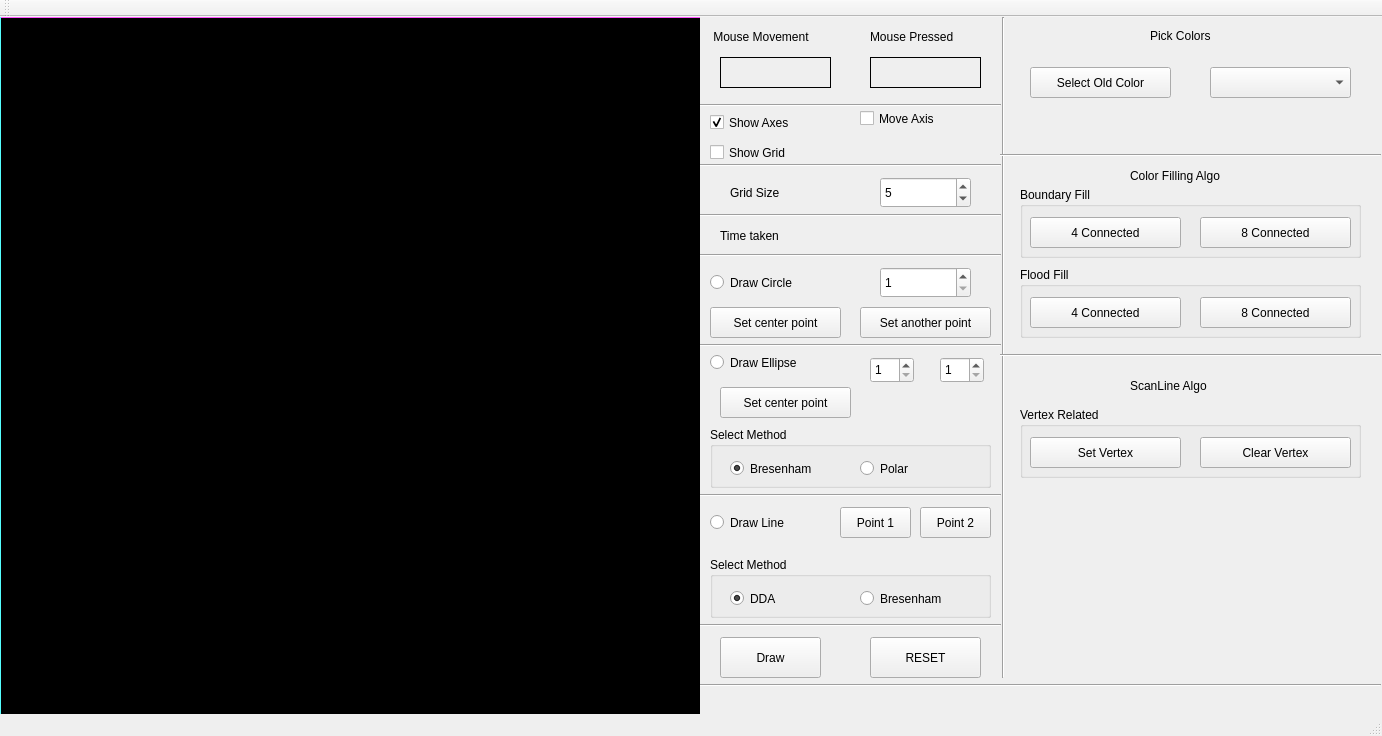
Before: the Qt Designer form Graphics/BCSEIII/mainwindow.ui in tanmoysrt/BCSE3-Assignment, drawn with Qt 5.
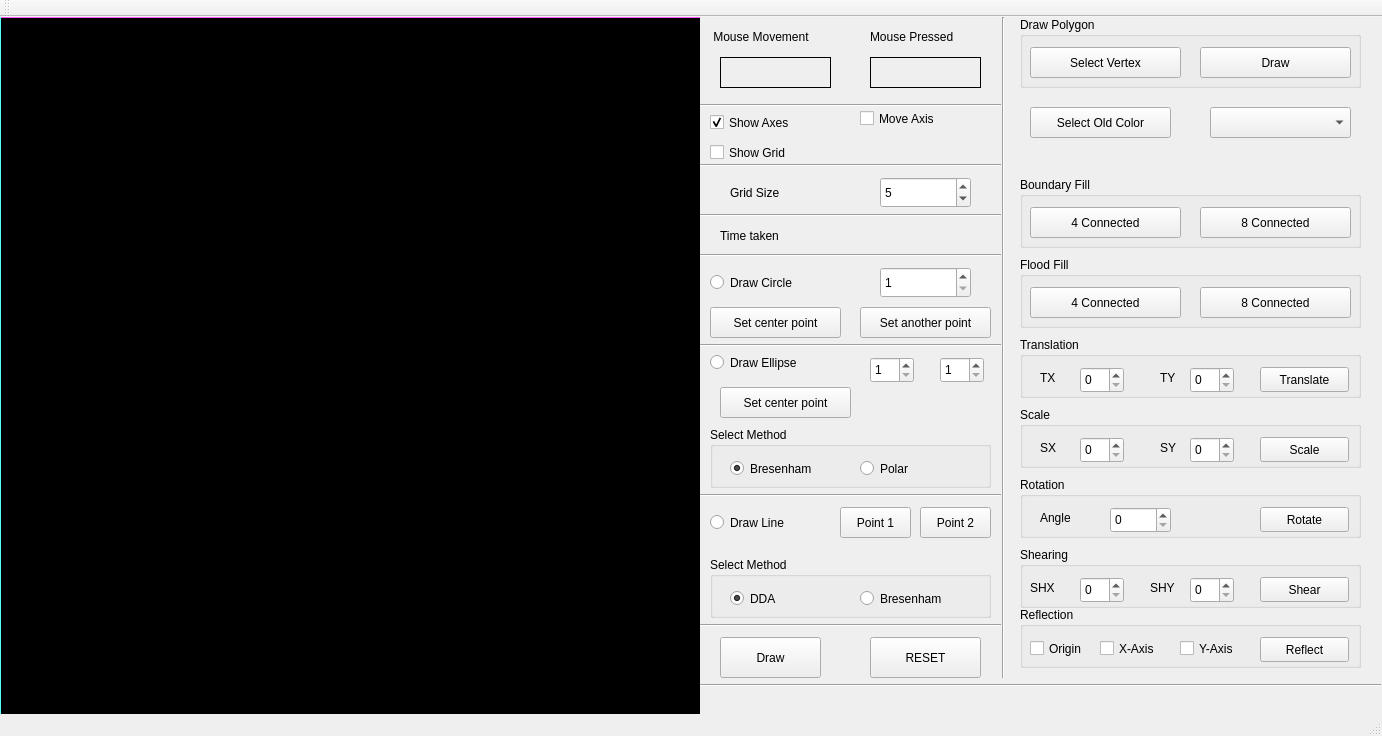
After: the same form once the commit is applied. Custom widgets are drawn as their Qt base class.

Patch:
```diff
--- a/Graphics/BCSEIII/mainwindow.ui
+++ b/Graphics/BCSEIII/mainwindow.ui
@@ -618,24 +618,11 @@
      <enum>Qt::Vertical</enum>
     </property>
    </widget>
-   <widget class="QLabel" name="label_4">
-    <property name="geometry">
-     <rect>
-      <x>1130</x>
-      <y>150</y>
-      <width>141</width>
-      <height>17</height>
-     </rect>
-    </property>
-    <property name="text">
-     <string>Color Filling Algo</string>
-    </property>
-   </widget>
    <widget class="QGroupBox" name="groupBox_3">
     <property name="geometry">
      <rect>
       <x>1020</x>
-      <y>170</y>
+      <y>160</y>
       <width>341</width>
       <height>71</height>
      </rect>
@@ -674,7 +661,7 @@
     <property name="geometry">
      <rect>
       <x>1020</x>
-      <y>250</y>
+      <y>240</y>
       <width>341</width>
       <height>71</height>
      </rect>
@@ -709,43 +696,17 @@
      </property>
     </widget>
    </widget>
-   <widget class="Line" name="line_10">
-    <property name="geometry">
-     <rect>
-      <x>1000</x>
-      <y>330</y>
-      <width>381</width>
-      <height>16</height>
-     </rect>
-    </property>
-    <property name="orientation">
-     <enum>Qt::Horizontal</enum>
-    </property>
-   </widget>
-   <widget class="QLabel" name="label_6">
-    <property name="geometry">
-     <rect>
-      <x>1130</x>
-      <y>360</y>
-      <width>111</width>
-      <height>17</height>
-     </rect>
-    </property>
-    <property name="text">
-     <string>ScanLine Algo</string>
-    </property>
-   </widget>
    <widget class="QGroupBox" name="groupBox_5">
     <property name="geometry">
      <rect>
       <x>1020</x>
-      <y>390</y>
+      <y>0</y>
       <width>341</width>
       <height>71</height>
      </rect>
     </property>
     <property name="title">
-     <string>Vertex Related</string>
+     <string>Draw Polygon</string>
     </property>
     <widget class="QPushButton" name="set_vertex_scanline">
      <property name="geometry">
@@ -757,7 +718,7 @@
       </rect>
      </property>
      <property name="text">
-      <string>Set Vertex</string>
+      <string>Select Vertex</string>
      </property>
     </widget>
     <widget class="QPushButton" name="clear_vertex_scanline">
@@ -770,41 +731,15 @@
       </rect>
      </property>
      <property name="text">
-      <string>Clear Vertex</string>
+      <string>Draw</string>
      </property>
     </widget>
    </widget>
-   <widget class="Line" name="line_11">
-    <property name="geometry">
-     <rect>
-      <x>1000</x>
-      <y>130</y>
-      <width>381</width>
-      <height>16</height>
-     </rect>
-    </property>
-    <property name="orientation">
-     <enum>Qt::Horizontal</enum>
-    </property>
-   </widget>
-   <widget class="QLabel" name="label_7">
-    <property name="geometry">
-     <rect>
-      <x>1150</x>
-      <y>10</y>
-      <width>81</width>
-      <height>17</height>
-     </rect>
-    </property>
-    <property name="text">
-     <string>Pick Colors</string>
-    </property>
-   </widget>
    <widget class="QPushButton" name="select_old_color">
     <property name="geometry">
      <rect>
       <x>1030</x>
-      <y>50</y>
+      <y>90</y>
       <width>141</width>
       <height>31</height>
      </rect>
@@ -817,7 +752,7 @@
     <property name="geometry">
      <rect>
       <x>1030</x>
-      <y>90</y>
+      <y>130</y>
       <width>141</width>
       <height>31</height>
      </rect>
@@ -830,7 +765,7 @@
     <property name="geometry">
      <rect>
       <x>1210</x>
-      <y>90</y>
+      <y>130</y>
       <width>141</width>
       <height>31</height>
      </rect>
@@ -843,12 +778,360 @@
     <property name="geometry">
      <rect>
       <x>1210</x>
-      <y>50</y>
+      <y>90</y>
       <width>141</width>
       <height>31</height>
      </rect>
     </property>
    </widget>
+   <widget class="QGroupBox" name="groupBox_6">
+    <property name="geometry">
+     <rect>
+      <x>1020</x>
+      <y>320</y>
+      <width>341</width>
+      <height>61</height>
+     </rect>
+    </property>
+    <property name="title">
+     <string>Translation</string>
+    </property>
+    <widget class="QSpinBox" name="translation_x">
+     <property name="geometry">
+      <rect>
+       <x>60</x>
+       <y>30</y>
+       <width>44</width>
+       <height>26</height>
+      </rect>
+     </property>
+    </widget>
+    <widget class="QSpinBox" name="translation_y">
+     <property name="geometry">
+      <rect>
+       <x>170</x>
+       <y>30</y>
+       <width>44</width>
+       <height>26</height>
+      </rect>
+     </property>
+    </widget>
+    <widget class="QPushButton" name="translate_btn">
+     <property name="geometry">
+      <rect>
+       <x>240</x>
+       <y>30</y>
+       <width>89</width>
+       <height>25</height>
+      </rect>
+     </property>
+     <property name="text">
+      <string>Translate</string>
+     </property>
+    </widget>
+    <widget class="QLabel" name="label_4">
+     <property name="geometry">
+      <rect>
+       <x>20</x>
+       <y>30</y>
+       <width>21</width>
+       <height>21</height>
+      </rect>
+     </property>
+     <property name="text">
+      <string>TX</string>
+     </property>
+    </widget>
+    <widget class="QLabel" name="label_6">
+     <property name="geometry">
+      <rect>
+       <x>140</x>
+       <y>30</y>
+       <width>21</width>
+       <height>21</height>
+      </rect>
+     </property>
+     <property name="minimumSize">
+      <size>
+       <width>0</width>
+       <height>15</height>
+      </size>
+     </property>
+     <property name="text">
+      <string>TY</string>
+     </property>
+    </widget>
+   </widget>
+   <widget class="QGroupBox" name="groupBox_7">
+    <property name="geometry">
+     <rect>
+      <x>1020</x>
+      <y>390</y>
+      <width>341</width>
+      <height>61</height>
+     </rect>
+    </property>
+    <property name="title">
+     <string>Scale</string>
+    </property>
+    <widget class="QSpinBox" name="scale_x">
+     <property name="geometry">
+      <rect>
+       <x>60</x>
+       <y>30</y>
+       <width>44</width>
+       <height>26</height>
+      </rect>
+     </property>
+    </widget>
+    <widget class="QSpinBox" name="scale_y">
+     <property name="geometry">
+      <rect>
+       <x>170</x>
+       <y>30</y>
+       <width>44</width>
+       <height>26</height>
+      </rect>
+     </property>
+    </widget>
+    <widget class="QPushButton" name="scale_btn">
+     <property name="geometry">
+      <rect>
+       <x>240</x>
+       <y>30</y>
+       <width>89</width>
+       <height>25</height>
+      </rect>
+     </property>
+     <property name="text">
+      <string>Scale</string>
+     </property>
+    </widget>
+    <widget class="QLabel" name="label_7">
+     <property name="geometry">
+      <rect>
+       <x>20</x>
+       <y>30</y>
+       <width>21</width>
+       <height>21</height>
+      </rect>
+     </property>
+     <property name="text">
+      <string>SX</string>
+     </property>
+    </widget>
+    <widget class="QLabel" name="label_8">
+     <property name="geometry">
+      <rect>
+       <x>140</x>
+       <y>30</y>
+       <width>21</width>
+       <height>21</height>
+      </rect>
+     </property>
+     <property name="minimumSize">
+      <size>
+       <width>0</width>
+       <height>15</height>
+      </size>
+     </property>
+     <property name="text">
+      <string>SY</string>
+     </property>
+    </widget>
+   </widget>
+   <widget class="QGroupBox" name="groupBox_8">
+    <property name="geometry">
+     <rect>
+      <x>1020</x>
+      <y>460</y>
+      <width>341</width>
+      <height>61</height>
+     </rect>
+    </property>
+    <property name="title">
+     <string>Rotation</string>
+    </property>
+    <widget class="QSpinBox" name="rotation_angle">
+     <property name="geometry">
+      <rect>
+       <x>90</x>
+       <y>30</y>
+       <width>61</width>
+       <height>26</height>
+      </rect>
+     </property>
+    </widget>
+    <widget class="QPushButton" name="rotate_btn">
+     <property name="geometry">
+      <rect>
+       <x>240</x>
+       <y>30</y>
+       <width>89</width>
+       <height>25</height>
+      </rect>
+     </property>
+     <property name="text">
+      <string>Rotate</string>
+     </property>
+    </widget>
+    <widget class="QLabel" name="label_9">
+     <property name="geometry">
+      <rect>
+       <x>20</x>
+       <y>30</y>
+       <width>51</width>
+       <height>21</height>
+      </rect>
+     </property>
+     <property name="text">
+      <string>Angle</string>
+     </property>
+    </widget>
+   </widget>
+   <widget class="QGroupBox" name="groupBox_9">
+    <property name="geometry">
+     <rect>
+      <x>1020</x>
+      <y>530</y>
+      <width>341</width>
+      <height>61</height>
+     </rect>
+    </property>
+    <property name="title">
+     <string>Shearing</string>
+    </property>
+    <widget class="QSpinBox" name="shx">
+     <property name="geometry">
+      <rect>
+       <x>60</x>
+       <y>30</y>
+       <width>44</width>
+       <height>26</height>
+      </rect>
+     </property>
+    </widget>
+    <widget class="QSpinBox" name="shy">
+     <property name="geometry">
+      <rect>
+       <x>170</x>
+       <y>30</y>
+       <width>44</width>
+       <height>26</height>
+      </rect>
+     </property>
+    </widget>
+    <widget class="QPushButton" name="shear_btn">
+     <property name="geometry">
+      <rect>
+       <x>240</x>
+       <y>30</y>
+       <width>89</width>
+       <height>25</height>
+      </rect>
+     </property>
+     <property name="text">
+      <string>Shear</string>
+     </property>
+    </widget>
+    <widget class="QLabel" name="label_10">
+     <property name="geometry">
+      <rect>
+       <x>10</x>
+       <y>30</y>
+       <width>31</width>
+       <height>21</height>
+      </rect>
+     </property>
+     <property name="text">
+      <string>SHX</string>
+     </property>
+    </widget>
+    <widget class="QLabel" name="label_11">
+     <property name="geometry">
+      <rect>
+       <x>130</x>
+       <y>30</y>
+       <width>31</width>
+       <height>21</height>
+      </rect>
+     </property>
+     <property name="minimumSize">
+      <size>
+       <width>0</width>
+       <height>15</height>
+      </size>
+     </property>
+     <property name="text">
+      <string>SHY</string>
+     </property>
+    </widget>
+   </widget>
+   <widget class="QGroupBox" name="groupBox_10">
+    <property name="geometry">
+     <rect>
+      <x>1020</x>
+      <y>590</y>
+      <width>341</width>
+      <height>61</height>
+     </rect>
+    </property>
+    <property name="title">
+     <string>Reflection</string>
+    </property>
+    <widget class="QPushButton" name="reflect_btn">
+     <property name="geometry">
+      <rect>
+       <x>240</x>
+       <y>30</y>
+       <width>89</width>
+       <height>25</height>
+      </rect>
+     </property>
+     <property name="text">
+      <string>Reflect</string>
+     </property>
+    </widget>
+    <widget class="QCheckBox" name="reflect_x_axis">
+     <property name="geometry">
+      <rect>
+       <x>80</x>
+       <y>30</y>
+       <width>61</width>
+       <height>23</height>
+      </rect>
+     </property>
+     <property name="text">
+      <string>X-Axis</string>
+     </property>
+    </widget>
+    <widget class="QCheckBox" name="reflect_y_axis">
+     <property name="geometry">
+      <rect>
+       <x>160</x>
+       <y>30</y>
+       <width>61</width>
+       <height>23</height>
+      </rect>
+     </property>
+     <property name="text">
+      <string>Y-Axis</string>
+     </property>
+    </widget>
+    <widget class="QCheckBox" name="reflect_origin">
+     <property name="geometry">
+      <rect>
+       <x>10</x>
+       <y>30</y>
+       <width>71</width>
+       <height>23</height>
+      </rect>
+     </property>
+     <property name="text">
+      <string>Origin</string>
+     </property>
+    </widget>
+   </widget>
   </widget>
   <widget class="QMenuBar" name="menuBar">
    <property name="geometry">
```
Left out of the diff: 4 changed lines with no effect on the pictures.
